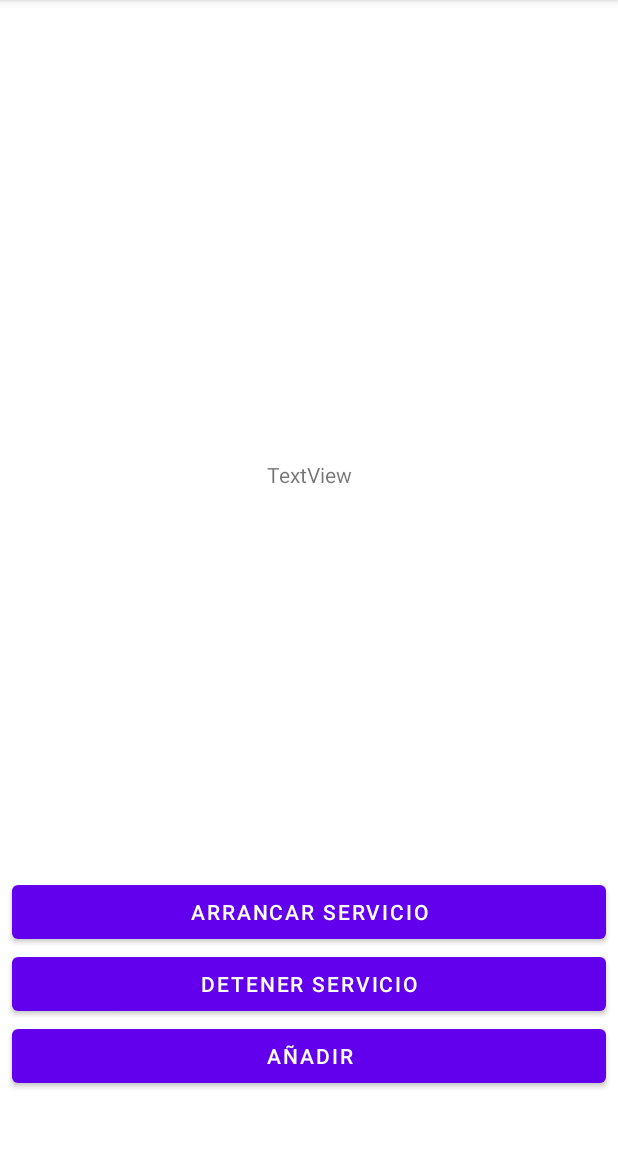
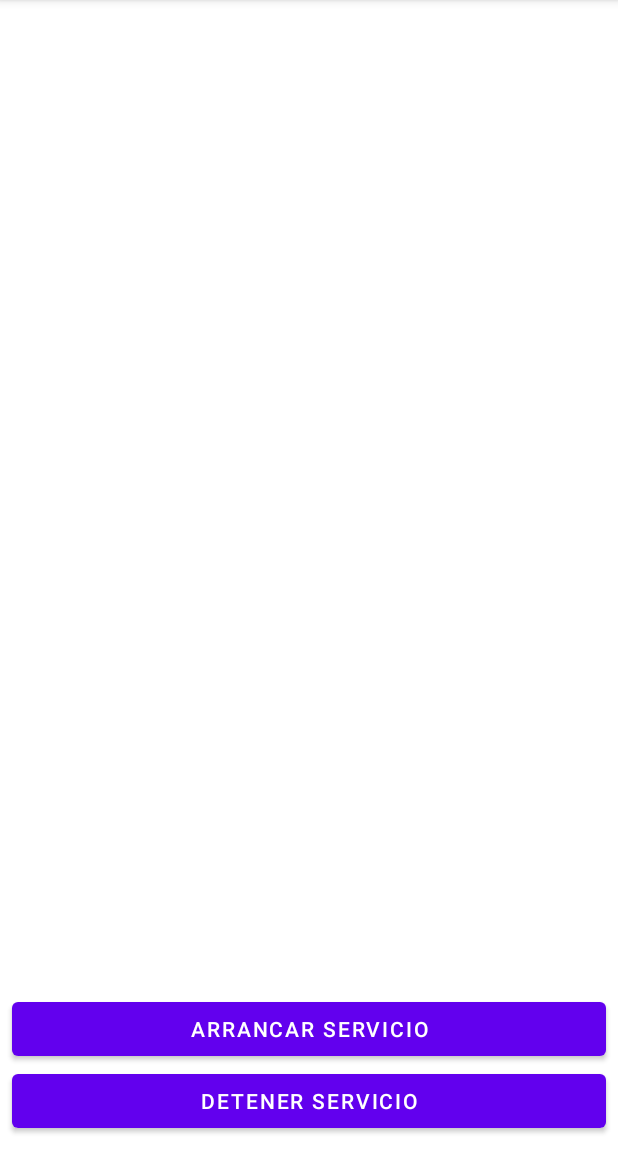
Before and after one commit to ClaudiaTC02/3A_Sprint0_Android, an Android app: the screen it shows after launch (MainActivity), on a phone screen of 412 x 824 dp, the part 84-1236 px from its top. Run offline under Robolectric (Android 15) with nearby library versions, the phone set to English and light mode, and no system bars; our stand-ins replace Volley; libraries missing offline, so code that uses them is left out: pub.devrel.easypermissions.

Commit message:
Reorganización de carpetas

```diff
--- a/app/src/main/java/ctorcru/upv/sprint0android/Beacons.java
+++ /dev/null
@@ -1,20 +0,0 @@
-package ctorcru.upv.sprint0android;
-
-import android.util.Log;
-
-import ctorcru.upv.sprint0android.Logica.Logica;
-import ctorcru.upv.sprint0android.Modelo.Medicion;
-
-public class Beacons {
-    private static final String ETIQUETA = "Sprintct";
-
-    public Beacons() {
-        Log.d(ETIQUETA, " Beacons constructor: termina");
-    }
-    public int anyadirNumeroAleatorio(){
-        int aleatorio = (int) (Math.random()*50);
-        Log.d(ETIQUETA, " El numero es: "+ aleatorio);
-        new Logica().insertarMedida(new Medicion(aleatorio));
-        return aleatorio;
-    }
-}
--- a/app/src/main/java/ctorcru/upv/sprint0android/MainActivity.java
+++ b/app/src/main/java/ctorcru/upv/sprint0android/MainActivity.java
@@ -51,17 +51,11 @@ public class MainActivity extends AppCompatActivity {
     private static final String ETIQUETA_LOG = "Sprintct";
     private static final int CODIGO_PETICION_PERMISOS = 20022002;
     private static MainActivity myContext;
-    private String nombreDispositivo = "GTI-3A-ClaudiaTorresCruz";
-    Button anyadir;
-    TextView numero;
-    // Objeto con clase simulado
-    Beacons beacons = new Beacons();
     // -----------------------------------------------------------------------------------------
     // se definen objetos de biblioteca
     // -----------------------------------------------------------------------------------------
     private Intent elIntentDelServicio = null;
     private BluetoothLeScanner elEscanner;
-    private ScanCallback callbackDelEscaneo = null;
     // ---------------------------------------------------------------------------------------------
     // Métodos para coger el contexto de esta actividad
     // ---------------------------------------------------------------------------------------------
@@ -90,19 +84,7 @@ public class MainActivity extends AppCompatActivity {
     protected void onCreate(Bundle savedInstanceState) {
         super.onCreate(savedInstanceState);
         setContentView(R.layout.activity_main);
-
-        anyadir = (Button)findViewById(R.id.anyadir);
-        numero = (TextView)findViewById(R.id.numero);
-
         inicializarPermisos();
-
-        anyadir.setOnClickListener(new View.OnClickListener() {
-            @Override
-            public void onClick(View view) {
-                int aleatorio = beacons.anyadirNumeroAleatorio();
-                numero.setText(String.valueOf(aleatorio));
-            }
-        });
     }
     // ---------------------------------------------------------------------------------------------
     /**
@@ -120,7 +102,6 @@ public class MainActivity extends AppCompatActivity {
         Log.d(ETIQUETA_LOG, " MainActivity.constructor : voy a arrancar el servicio");
         this.elIntentDelServicio = new Intent(this, ServicioEscucharBeacons.class);
         this.elIntentDelServicio.putExtra("tiempoDeEspera", (long) 5000);
-        this.elIntentDelServicio.putExtra("nombreDispositivo",nombreDispositivo);
         startService( this.elIntentDelServicio );
     } // ()
     // ---------------------------------------------------------------------------------------------
--- a/app/src/main/res/layout/activity_main.xml
+++ b/app/src/main/res/layout/activity_main.xml
@@ -20,32 +20,13 @@
         android:id="@+id/botonDetenerBusquedaDispositivosBTLE"
         android:layout_width="0dp"
         android:layout_height="wrap_content"
+        android:layout_marginStart="8dp"
+        android:layout_marginEnd="8dp"
+        android:layout_marginBottom="10dp"
         android:onClick="botonDetenerServicioPulsado"
         android:text="Detener Servicio"
-        app:layout_constraintBottom_toTopOf="@+id/anyadir"
-        app:layout_constraintEnd_toEndOf="@+id/anyadir"
-        app:layout_constraintStart_toStartOf="@+id/anyadir" />
-
-    <TextView
-        android:id="@+id/numero"
-        android:layout_width="wrap_content"
-        android:layout_height="wrap_content"
-        android:text="TextView"
-        app:layout_constraintBottom_toTopOf="@+id/botonDetenerBusquedaDispositivosBTLE"
-        app:layout_constraintEnd_toEndOf="@+id/botonDetenerBusquedaDispositivosBTLE"
-        app:layout_constraintStart_toStartOf="@+id/botonDetenerBusquedaDispositivosBTLE"
-        app:layout_constraintTop_toTopOf="parent" />
-
-    <Button
-        android:id="@+id/anyadir"
-        android:layout_width="0dp"
-        android:layout_height="wrap_content"
-        android:layout_marginStart="8dp"
-        android:layout_marginEnd="8dp"
-        android:layout_marginBottom="40dp"
-        android:text="Añadir"
         app:layout_constraintBottom_toBottomOf="parent"
         app:layout_constraintEnd_toEndOf="parent"
-        app:layout_constraintHorizontal_bias="0.0"
         app:layout_constraintStart_toStartOf="parent" />
+
 </androidx.constraintlayout.widget.ConstraintLayout>
```
Also changed, not shown: app/src/main/java/ctorcru/upv/sprint0android/Logica/Logica.java (+6 -2 lines), app/src/main/java/ctorcru/upv/sprint0android/Modelo/Utilidades.java (renamed from app/src/main/java/ctorcru/upv/sprint0android/Utilidades.java, +1 -17 lines), app/src/main/java/ctorcru/upv/sprint0android/ServicioEscucharBeacons.java (+3 -5 lines).
